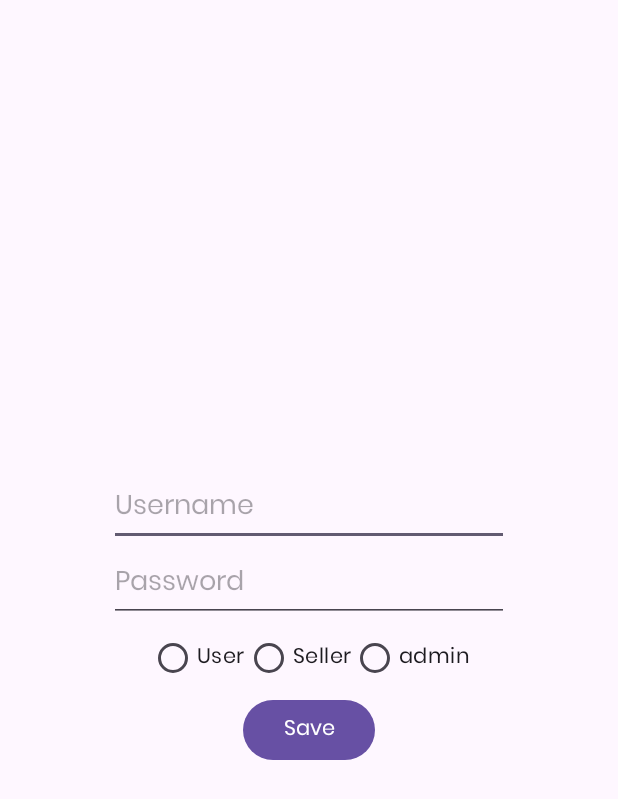
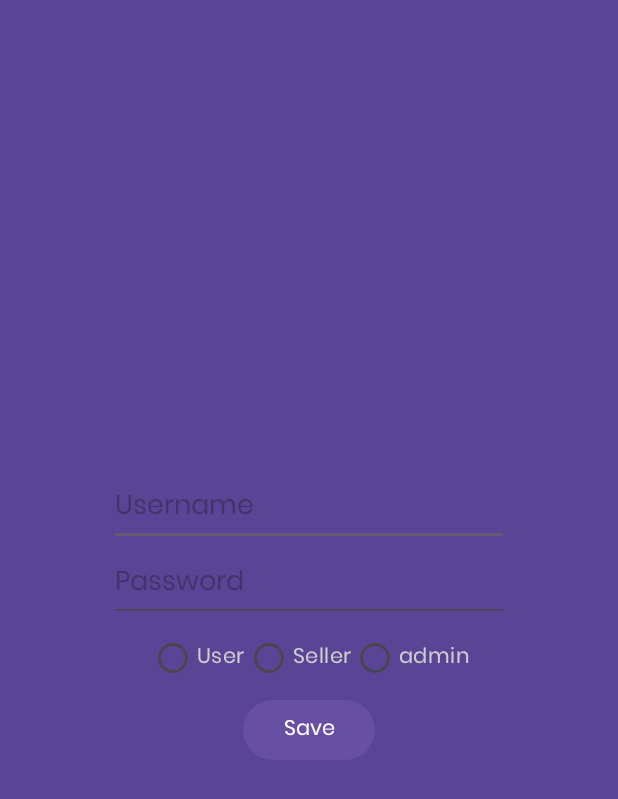
Before and after one commit to GhostRebornn/Purchaser_Reborn, an Android app: the AddUserFragment screen opened directly, with no data from a screen before it, on a phone screen of 412 x 824 dp. Shown: the top 799 px of the screen. Run offline under Robolectric (Android 15) with nearby library versions, the phone set to English and light mode, and no system bars.

Commit message:
Update Theme * Fix some bugs

```diff
--- a/app/src/main/java/in/ghostreborn/purchaserreborn/MainActivity.java
+++ b/app/src/main/java/in/ghostreborn/purchaserreborn/MainActivity.java
@@ -3,6 +3,8 @@ package in.ghostreborn.purchaserreborn;
 import android.os.Bundle;
 
 import androidx.appcompat.app.AppCompatActivity;
+
+import in.ghostreborn.purchaserreborn.utils.PurchaserHelper;
 
 public class MainActivity extends AppCompatActivity {
 
@@ -10,5 +12,8 @@ public class MainActivity extends AppCompatActivity {
     protected void onCreate(Bundle savedInstanceState) {
         super.onCreate(savedInstanceState);
         setContentView(R.layout.activity_main);
+
+        PurchaserHelper.setupProducts(MainActivity.this);
+
     }
 }
--- a/app/src/main/java/in/ghostreborn/purchaserreborn/fragment/UpdateProductFragment.java
+++ b/app/src/main/java/in/ghostreborn/purchaserreborn/fragment/UpdateProductFragment.java
@@ -18,6 +18,7 @@ import android.view.ViewGroup;
 import android.widget.Button;
 import android.widget.EditText;
 import android.widget.ImageView;
+import android.widget.Toast;
 
 import androidx.annotation.Nullable;
 import androidx.fragment.app.Fragment;
@@ -108,6 +109,9 @@ public class UpdateProductFragment extends Fragment {
 
                 db.close();
 
+            }finally {
+                Toast.makeText(getContext(), "Saved!", Toast.LENGTH_SHORT).show();
+                getActivity().finish();
             }
         });
 
--- a/app/src/main/res/layout/activity_add_products.xml
+++ b/app/src/main/res/layout/activity_add_products.xml
@@ -4,6 +4,7 @@
     xmlns:tools="http://schemas.android.com/tools"
     android:layout_width="match_parent"
     android:layout_height="match_parent"
+    android:background="@color/background"
     tools:context=".ui.AddProductsActivity">
 
     <androidx.fragment.app.FragmentContainerView
--- a/app/src/main/res/layout/activity_add_users.xml
+++ b/app/src/main/res/layout/activity_add_users.xml
@@ -4,6 +4,7 @@
     xmlns:tools="http://schemas.android.com/tools"
     android:layout_width="match_parent"
     android:layout_height="match_parent"
+    android:background="@color/background"
     tools:context=".ui.AddUsersActivity">
 
     <androidx.fragment.app.FragmentContainerView
--- a/app/src/main/res/layout/activity_buy.xml
+++ b/app/src/main/res/layout/activity_buy.xml
@@ -4,6 +4,7 @@
     xmlns:tools="http://schemas.android.com/tools"
     android:layout_width="match_parent"
     android:layout_height="match_parent"
+    android:background="@color/background"
     tools:context=".ui.BuyActivity">
 
     <ImageView
@@ -24,6 +25,7 @@
         android:layout_marginStart="24dp"
         android:layout_marginEnd="24dp"
         android:fontFamily="@font/poppins"
+        android:textColor="@color/white"
         android:textSize="24sp"
         android:textStyle="bold"
         app:layout_constraintEnd_toEndOf="parent"
@@ -36,6 +38,7 @@
         android:layout_height="wrap_content"
         android:layout_marginTop="8dp"
         android:fontFamily="@font/poppins"
+        android:textColor="@color/white"
         android:textSize="24sp"
         android:textStyle="italic"
         app:layout_constraintEnd_toEndOf="@+id/buy_name_text"
--- a/app/src/main/res/layout/activity_main.xml
+++ b/app/src/main/res/layout/activity_main.xml
@@ -4,6 +4,7 @@
     xmlns:tools="http://schemas.android.com/tools"
     android:layout_width="match_parent"
     android:layout_height="match_parent"
+    android:background="@color/background"
     tools:context=".MainActivity">
 
     <androidx.fragment.app.FragmentContainerView
--- a/app/src/main/res/layout/activity_product_edit.xml
+++ b/app/src/main/res/layout/activity_product_edit.xml
@@ -4,6 +4,7 @@
     xmlns:tools="http://schemas.android.com/tools"
     android:layout_width="match_parent"
     android:layout_height="match_parent"
+    android:background="@color/background"
     tools:context=".ui.ProductEditActivity">
 
 
--- a/app/src/main/res/layout/fragment_add_product.xml
+++ b/app/src/main/res/layout/fragment_add_product.xml
@@ -4,6 +4,7 @@
     xmlns:tools="http://schemas.android.com/tools"
     android:layout_width="match_parent"
     android:layout_height="match_parent"
+    android:background="@color/background"
     tools:context=".fragment.AddProductFragment">
 
     <androidx.constraintlayout.widget.ConstraintLayout
@@ -21,6 +22,7 @@
             android:fontFamily="@font/poppins"
             android:text="@string/add_product"
             android:textAllCaps="true"
+            android:textColor="@color/white"
             android:textSize="16sp"
             app:layout_constraintEnd_toEndOf="parent"
             app:layout_constraintStart_toStartOf="parent"
@@ -47,6 +49,7 @@
             android:fontFamily="@font/poppins"
             android:hint="@string/product_name"
             android:inputType="text"
+            android:textColor="@color/white"
             app:layout_constraintEnd_toEndOf="parent"
             app:layout_constraintStart_toStartOf="parent"
             app:layout_constraintTop_toBottomOf="@+id/product_update_image" />
@@ -60,6 +63,7 @@
             android:fontFamily="@font/poppins"
             android:hint="@string/price"
             android:inputType="text"
+            android:textColor="@color/white"
             app:layout_constraintEnd_toEndOf="parent"
             app:layout_constraintStart_toStartOf="parent"
             app:layout_constraintTop_toBottomOf="@+id/product_update_name_edit" />
--- a/app/src/main/res/layout/fragment_add_user.xml
+++ b/app/src/main/res/layout/fragment_add_user.xml
@@ -4,7 +4,8 @@
     xmlns:tools="http://schemas.android.com/tools"
     android:layout_width="match_parent"
     android:layout_height="match_parent"
-    tools:context=".fragment.AddUserFragment" >
+    android:background="@color/background"
+    tools:context=".fragment.AddUserFragment">
 
     <androidx.constraintlayout.widget.ConstraintLayout
         android:layout_width="wrap_content"
@@ -23,6 +24,7 @@
             android:fontFamily="@font/poppins"
             android:hint="@string/username"
             android:inputType="text"
+            android:textColor="@color/white"
             app:layout_constraintEnd_toEndOf="parent"
             app:layout_constraintStart_toStartOf="parent"
             app:layout_constraintTop_toTopOf="parent" />
@@ -36,6 +38,7 @@
             android:fontFamily="@font/poppins"
             android:hint="@string/password"
             android:inputType="text"
+            android:textColor="@color/white"
             app:layout_constraintEnd_toEndOf="parent"
             app:layout_constraintStart_toStartOf="parent"
             app:layout_constraintTop_toBottomOf="@+id/add_user_edit" />
@@ -55,21 +58,24 @@
                 android:layout_height="wrap_content"
                 android:layout_weight="1"
                 android:fontFamily="@font/poppins"
-                android:text="@string/user" />
+                android:text="@string/user"
+                android:textColor="@color/white" />
 
             <RadioButton
                 android:id="@+id/is_seller_radio"
                 android:layout_width="match_parent"
                 android:layout_height="wrap_content"
                 android:fontFamily="@font/poppins"
-                android:text="@string/seller" />
+                android:text="@string/seller"
+                android:textColor="@color/white" />
 
             <RadioButton
                 android:id="@+id/is_admin_radio"
                 android:layout_width="match_parent"
                 android:layout_height="wrap_content"
                 android:fontFamily="@font/poppins"
-                android:text="@string/admin" />
+                android:text="@string/admin"
+                android:textColor="@color/white" />
 
         </RadioGroup>
 
--- a/app/src/main/res/layout/fragment_login.xml
+++ b/app/src/main/res/layout/fragment_login.xml
@@ -40,7 +40,6 @@
             android:fontFamily="@font/poppins"
             android:hint="@string/username"
             android:inputType="text"
-            android:text="@string/admin"
             android:textColor="@color/white"
             app:layout_constraintEnd_toEndOf="parent"
             app:layout_constraintStart_toStartOf="parent"
@@ -56,7 +55,6 @@
             android:fontFamily="@font/poppins"
             android:hint="@string/password"
             android:inputType="textPassword"
-            android:text="@string/admin123"
             android:textColor="@color/white"
             app:layout_constraintEnd_toEndOf="parent"
             app:layout_constraintStart_toStartOf="parent"
--- a/app/src/main/res/layout/fragment_update_product.xml
+++ b/app/src/main/res/layout/fragment_update_product.xml
@@ -4,6 +4,7 @@
     xmlns:tools="http://schemas.android.com/tools"
     android:layout_width="match_parent"
     android:layout_height="match_parent"
+    android:background="@color/background"
     tools:context=".fragment.AddProductFragment">
 
     <androidx.constraintlayout.widget.ConstraintLayout
@@ -21,6 +22,7 @@
             android:fontFamily="@font/poppins"
             android:text="@string/add_product"
             android:textAllCaps="true"
+            android:textColor="@color/white"
             android:textSize="16sp"
             app:layout_constraintEnd_toEndOf="parent"
             app:layout_constraintStart_toStartOf="parent"
@@ -47,6 +49,7 @@
             android:fontFamily="@font/poppins"
             android:hint="@string/product_name"
             android:inputType="text"
+            android:textColor="@color/white"
             app:layout_constraintEnd_toEndOf="parent"
             app:layout_constraintStart_toStartOf="parent"
             app:layout_constraintTop_toBottomOf="@+id/product_update_image" />
@@ -60,6 +63,7 @@
             android:fontFamily="@font/poppins"
             android:hint="@string/price"
             android:inputType="text"
+            android:textColor="@color/white"
             app:layout_constraintEnd_toEndOf="parent"
             app:layout_constraintStart_toStartOf="parent"
             app:layout_constraintTop_toBottomOf="@+id/product_update_name_edit" />
```
Also changed, not shown: app/src/main/java/in/ghostreborn/purchaserreborn/ui/SellerActivity.java (+32 -2 lines), app/src/main/res/layout/activity_seller.xml (+26 -0 lines).
